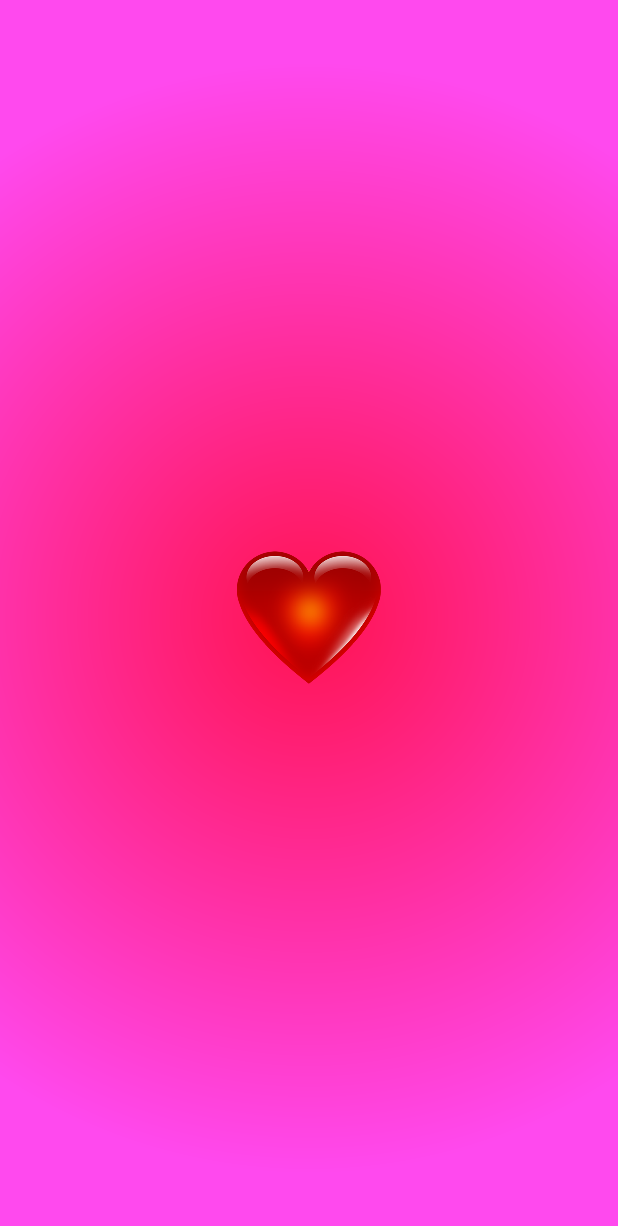
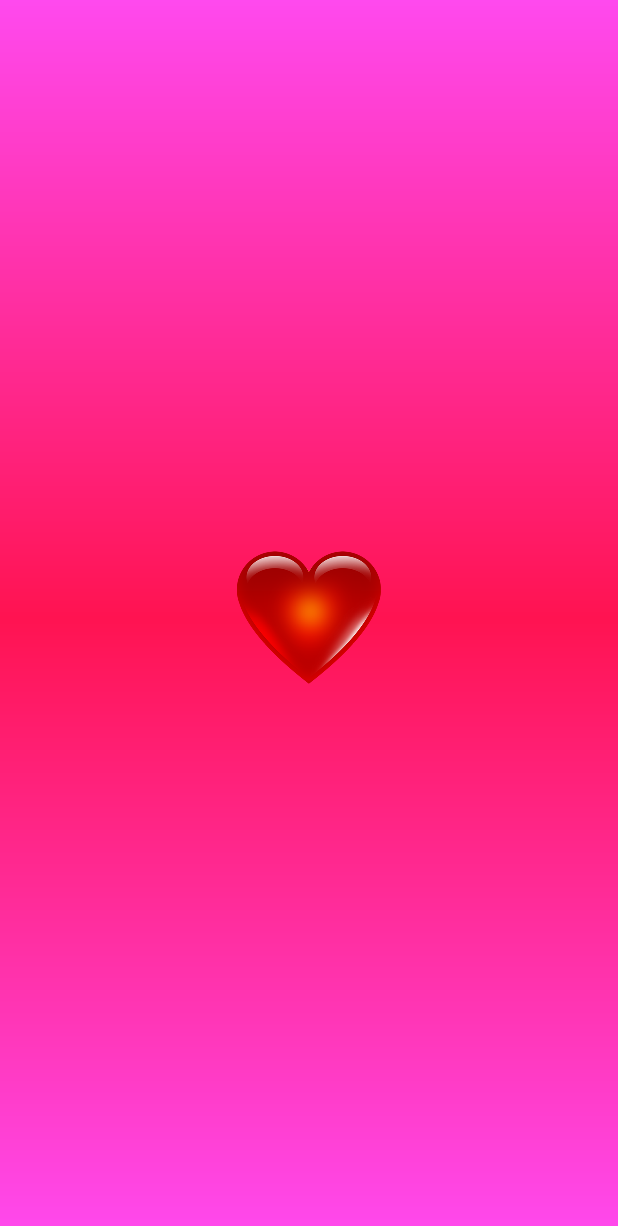
Before and after one commit to TheCrafter/LoveYouMore, an Android app: the screen it shows after launch (MainActivity), on a phone screen of 412 x 824 dp. Shown: the top 1226 px of the screen. Run offline under Robolectric (Android 15) with nearby library versions, the phone set to English and light mode, and no system bars.

Commit message:
Changed gradient style to linear instead of radial. Radial was buggy.

```diff
--- a/app/src/main/res/drawable/gradient_background.xml
+++ b/app/src/main/res/drawable/gradient_background.xml
@@ -2,9 +2,10 @@
 <shape xmlns:android="http://schemas.android.com/apk/res/android">
 
     <gradient
-        android:endColor="#ffff49ee"
-        android:startColor="#ffff1351"
-        android:type="radial"
-        android:gradientRadius="90%p"/>
+        android:endColor="@color/bg_pink"
+        android:startColor="@color/bg_pink"
+        android:centerColor="@color/bg_hard_pink"
+        android:type="linear"
+        android:angle="90"/>
 
 </shape>
--- a/app/src/main/res/layout/activity_main.xml
+++ b/app/src/main/res/layout/activity_main.xml
@@ -20,5 +20,3 @@
         android:onClick="onImageClick" />
 
 </RelativeLayout>
-
-    <!--android:background="@drawable/gradient_background" -->
--- /dev/null
+++ b/app/src/main/res/values/colors.xml
@@ -0,0 +1,7 @@
+<?xml version="1.0" encoding="utf-8"?>
+<resources>
+
+    <item name="bg_pink" type="color">#ffff49ee</item>
+    <item name="bg_hard_pink" type="color">#ffff1351</item>
+
+</resources>
```
